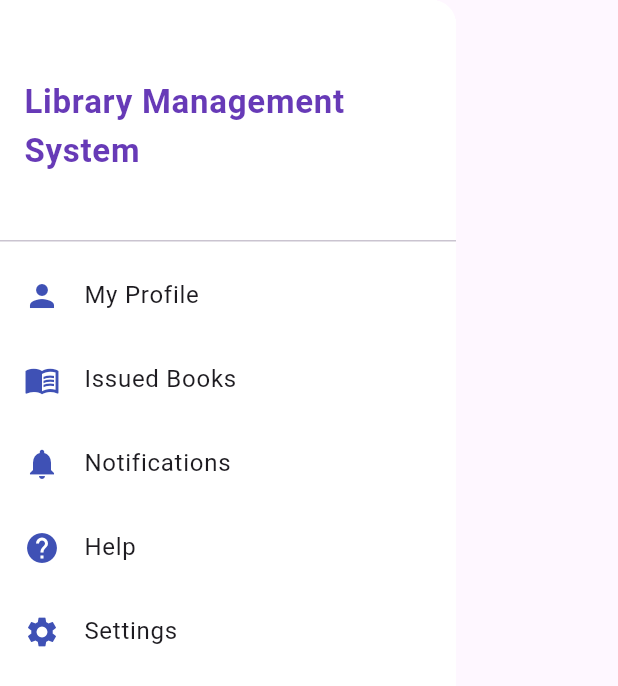
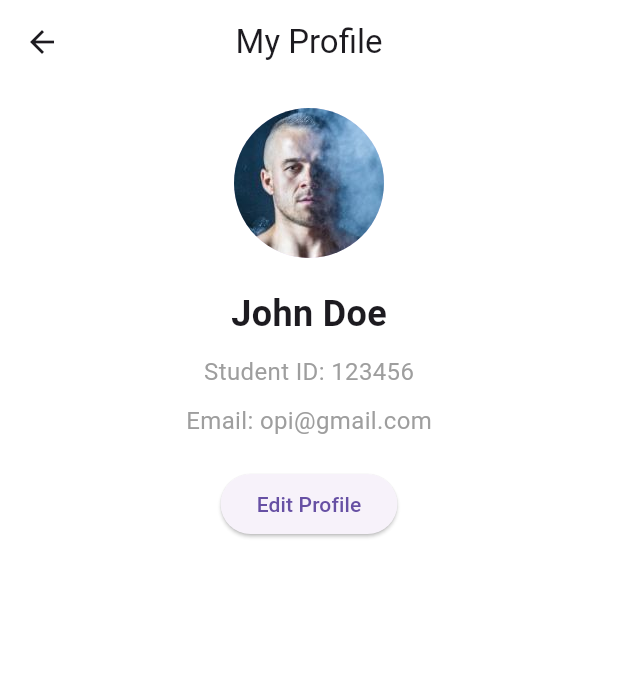
Before and after one commit to MontasirOpi/library_management_system, a Flutter app: the AppDrawer widget shown alone on an empty page, opened directly, after a tap on "My Profile", on a phone screen of 412 x 824 dp. Shown: the top 686 px of the screen. Run offline on Flutter 3.47's test engine with Material 3 defaults, Android fonts, the phone set to English and light mode, and no system bars; our stand-ins replace flutter_svg, supabase_flutter; accounts and stored records are empty.

Commit message:
profile page

```diff
--- a/lib/features/homePage/model/build_section.dart
+++ b/lib/features/homePage/model/build_section.dart
@@ -1,6 +1,6 @@
 import 'package:flutter/material.dart';
 import 'package:library_management_system/features/homePage/data/book_list.dart';
-import 'package:library_management_system/features/homePage/widgets/book_details.dart';
+import 'package:library_management_system/features/homePage/ui/screens/book_details.dart';
 import 'package:library_management_system/features/homePage/data/book.dart';
 
 class BuildSection extends StatelessWidget {
--- a/lib/features/homePage/model/search_result.dart
+++ b/lib/features/homePage/model/search_result.dart
@@ -1,5 +1,5 @@
 import 'package:flutter/material.dart';
-import 'package:library_management_system/features/homePage/widgets/book_details.dart';
+import 'package:library_management_system/features/homePage/ui/screens/book_details.dart';
 import 'package:library_management_system/features/homePage/data/book.dart';
 
 class SearchResult extends StatelessWidget {
--- a/lib/features/homePage/widgets/app_drawer.dart
+++ b/lib/features/homePage/ui/screens/app_drawer.dart
@@ -1,4 +1,5 @@
 import 'package:flutter/material.dart';
+import 'package:library_management_system/features/my%20profile/my_profile.dart';
 
 class AppDrawer extends StatelessWidget {
   const AppDrawer({super.key});
@@ -25,7 +26,11 @@ class AppDrawer extends StatelessWidget {
             leading: const Icon(Icons.person, color: Colors.indigo),
             title: const Text('My Profile'),
             onTap: () {
-              // Navigate to Profile Page
+              // Navigate to My Profile Page
+              Navigator.push(
+                context,
+                MaterialPageRoute(builder: (context) => const MyProfile()),
+              );
             },
           ),
           ListTile(
--- a/lib/features/homePage/ui/screens/homepage.dart
+++ b/lib/features/homePage/ui/screens/homepage.dart
@@ -1,7 +1,7 @@
 import 'package:flutter/material.dart';
 import 'package:library_management_system/app/app_color.dart';
 import 'package:library_management_system/features/auth/ui/screens/logout.dart';
-import 'package:library_management_system/features/homePage/widgets/app_drawer.dart';
+import 'package:library_management_system/features/homePage/ui/screens/app_drawer.dart';
 import 'package:library_management_system/features/homePage/model/build_section.dart';
 import 'package:library_management_system/features/homePage/model/search.dart';
 
--- /dev/null
+++ b/lib/features/my profile/my_profile.dart
@@ -0,0 +1,57 @@
+import 'package:flutter/material.dart';
+
+class MyProfile extends StatefulWidget {
+  const MyProfile({super.key});
+
+  @override
+  State<MyProfile> createState() => _MyProfileState();
+}
+
+class _MyProfileState extends State<MyProfile> {
+  @override
+  Widget build(BuildContext context) {
+    return Scaffold(
+      appBar: AppBar(
+        title: const Text('My Profile'),
+        centerTitle: true,
+        backgroundColor: Colors.white,
+
+      ),
+      backgroundColor: Colors.white,
+      body:Padding(padding: const EdgeInsets.all(16.0),
+        child: Center(
+          child: Column(
+            children: [
+              const CircleAvatar(
+                radius: 50,
+                backgroundImage: AssetImage('assets/images/user.jpg'),
+              ),
+              const SizedBox(height: 20),
+              const Text(
+                'John Doe',
+                style: TextStyle(fontSize: 24, fontWeight: FontWeight.bold),
+              ),
+              const SizedBox(height: 10),
+              const Text(
+                'Student ID: 123456',
+                style: TextStyle(fontSize: 16, color: Colors.grey),
+              ),
+              const SizedBox(height: 10),
+              const Text(
+                'Email: opi@gmail.com',
+                style: TextStyle(fontSize: 16, color: Colors.grey),
+              ),
+              const SizedBox(height: 20),
+              ElevatedButton(
+                onPressed: () {
+                  // Edit Profile Action
+                },
+                child: const Text('Edit Profile'),
+              ),
+            ],
+          ),
+        ),
+      ),
+    );
+  }
+}
```
Also changed, not shown: lib/features/homePage/ui/screens/book_details.dart (renamed from lib/features/homePage/widgets/book_details.dart).
